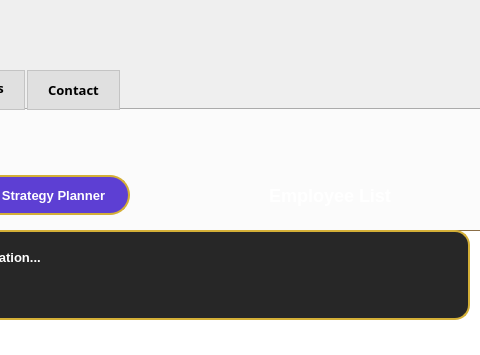
Before: the Qt Designer form employee_management.ui in rayenkb/Esprit--PI2AC---2A4--2526-HammerDown, drawn with Qt 5; both pictures show x 652 to 1132 and y 0 to 355 of the 1322 by 800 pixel window.
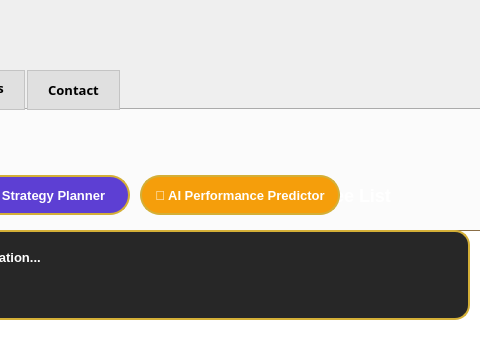
After: the same form once the commit is applied. The open tabs and pages were chosen to show the change. Icons and pictures are not drawn.

Diff of the .ui file:
```diff
--- a/employee_management.ui
+++ b/employee_management.ui
@@ -812,6 +812,26 @@
       <string>Analyze workforce distribution and get strategic growth recommendations</string>
      </property>
     </widget>
+    <widget class="QPushButton" name="btn_ai_performance">
+     <property name="geometry">
+      <rect>
+       <x>680</x>
+       <y>65</y>
+       <width>200</width>
+       <height>40</height>
+      </rect>
+     </property>
+     <property name="styleSheet">
+      <string notr="true">QPushButton { background-color: #F59E0B; border-radius: 20px; color: white; font-weight: bold; font-size: 13px; border: 2px solid #D4AF37; }
+QPushButton:hover { background-color: #D97706; border: 2px solid #FFF; box-shadow: 0px 0px 15px rgba(245, 158, 11, 0.8); }</string>
+     </property>
+     <property name="text">
+      <string>🎯 AI Performance Predictor</string>
+     </property>
+     <property name="toolTip">
+      <string>Predict employee performance and identify high-potential talent</string>
+     </property>
+    </widget>
     <widget class="QLabel" name="lbl_ai_pulse_result">
      <property name="geometry">
       <rect>
```
